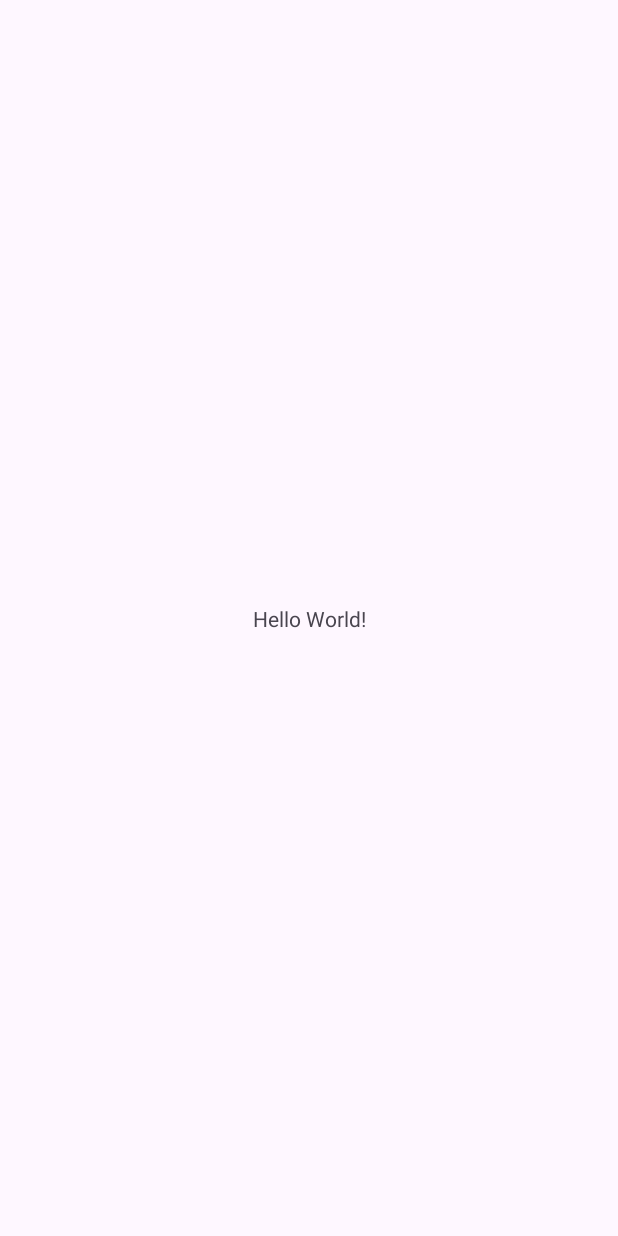
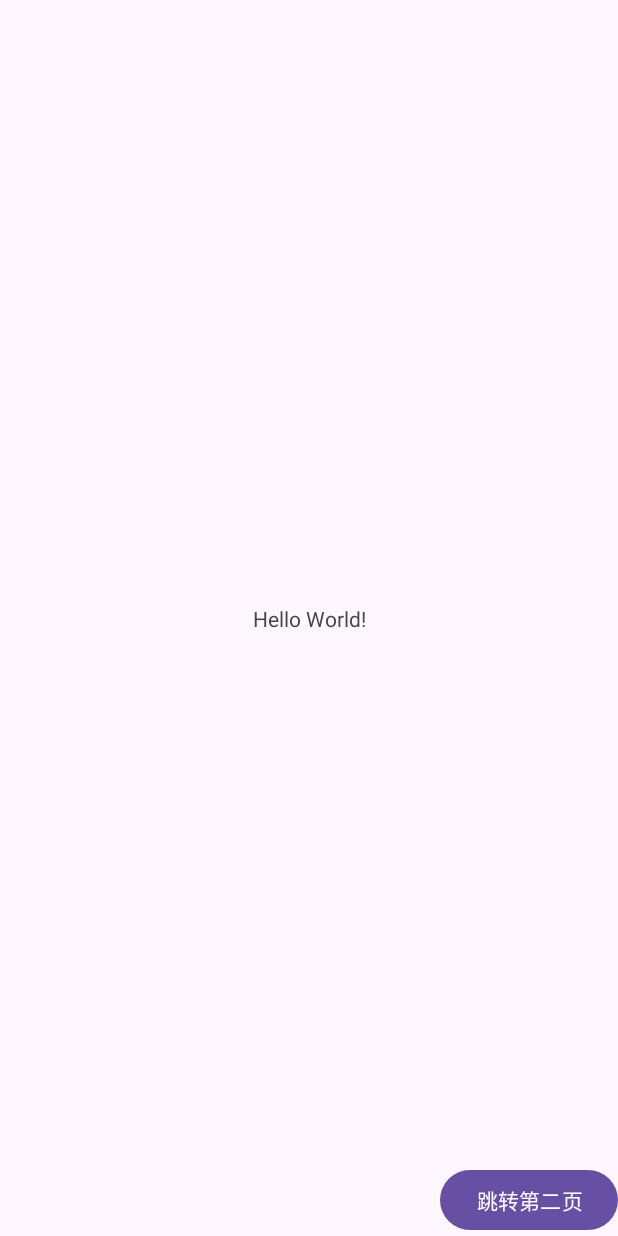
Before and after one commit to zhaodafei/temp_and, an Android app: the screen it shows after launch (MainActivity), on a phone screen of 412 x 824 dp. Before the commit the screen is almost empty. Run offline under Robolectric (Android 15) with nearby library versions, the light colour scheme and no system bars.

Commit message:
按钮跳转

```diff
--- a/app/src/main/AndroidManifest.xml
+++ b/app/src/main/AndroidManifest.xml
@@ -21,6 +21,10 @@
                 <category android:name="android.intent.category.LAUNCHER" />
             </intent-filter>
         </activity>
+
+        <!-- 我的第二个页面-->
+        <activity android:name=".FooActivity" />
+
     </application>
 
 </manifest>
--- a/app/src/main/java/com/fei/myfei/MainActivity.java
+++ b/app/src/main/java/com/fei/myfei/MainActivity.java
@@ -2,7 +2,10 @@ package com.fei.myfei;
 
 import androidx.appcompat.app.AppCompatActivity;
 
+import android.content.Intent;
 import android.os.Bundle;
+import android.view.View;
+import android.widget.Button;
 
 public class MainActivity extends AppCompatActivity {
 
@@ -10,5 +13,16 @@ public class MainActivity extends AppCompatActivity {
     protected void onCreate(Bundle savedInstanceState) {
         super.onCreate(savedInstanceState);
         setContentView(R.layout.activity_main);
+
+        // 按钮跳转开始
+        Button HomeButton = findViewById(R.id.home_button);
+        HomeButton.setOnClickListener(new View.OnClickListener(){
+            @Override
+            public void onClick(View view) {
+                Intent intent = new Intent();
+                intent.setClass(MainActivity.this, FooActivity.class);
+                startActivity(intent); // 注意这个方法,不要选错了,这个方法有多个,参数不一样
+            }
+        });
     }
 }
--- a/app/src/main/res/layout/activity_main.xml
+++ b/app/src/main/res/layout/activity_main.xml
@@ -7,6 +7,7 @@
     tools:context=".MainActivity">
 
     <TextView
+        android:id="@+id/home"
         android:layout_width="wrap_content"
         android:layout_height="wrap_content"
         android:text="Hello World!"
@@ -15,4 +16,13 @@
         app:layout_constraintStart_toStartOf="parent"
         app:layout_constraintTop_toTopOf="parent" />
 
+    <Button
+        android:id="@+id/home_button"
+        android:layout_width="wrap_content"
+        android:layout_height="wrap_content"
+        android:text="跳转第二页"
+        app:layout_constraintBottom_toBottomOf="parent"
+        app:layout_constraintEnd_toEndOf="parent"
+        />
+
 </androidx.constraintlayout.widget.ConstraintLayout>
--- a/app/src/main/res/values/strings.xml
+++ b/app/src/main/res/values/strings.xml
@@ -1,3 +1,4 @@
 <resources>
     <string name="app_name">大飞秘籍</string>
+    <string name="foo_text1">从首页跳转过来了</string>
 </resources>
```
Also changed, not shown: app/src/main/java/com/fei/myfei/FooActivity.java (added, +28 -0 lines), app/src/main/res/layout/activity_foo.xml (added, +17 -0 lines).
